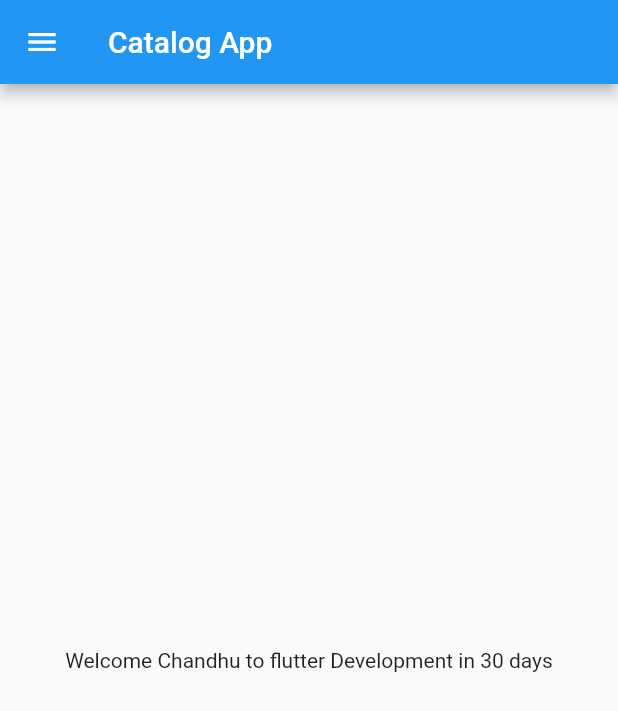
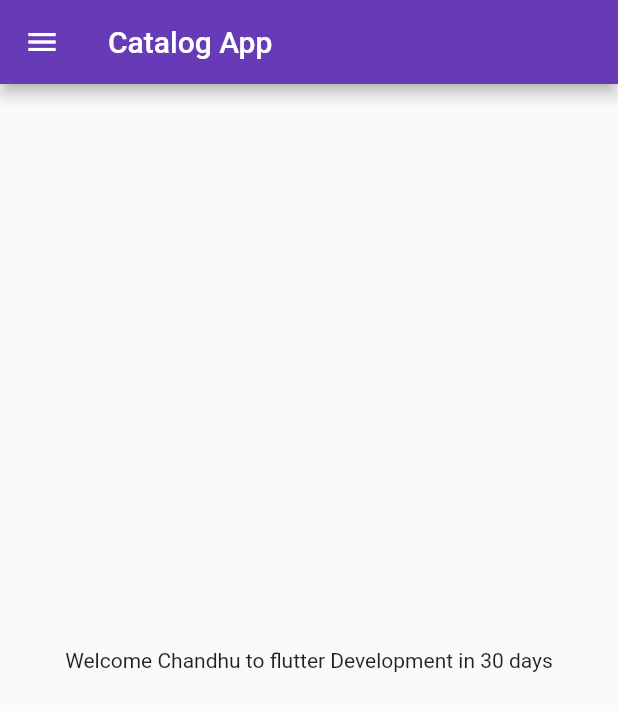
Before and after one commit to SaiChand440/learnFlutterIn30Days, a Flutter app: the screen it shows after launch, on a phone screen of 412 x 824 dp. Shown: the top 711 px of the screen. Run offline on Flutter 3.47's test engine with Material 2 defaults, Android fonts, the phone set to English and light mode, and no system bars.

Commit message:
Day 3 completed

```diff
--- a/lib/main.dart
+++ b/lib/main.dart
@@ -1,5 +1,6 @@
 import 'package:flutter/material.dart';
-import 'package:flutter_catalog/home_page.dart';
+import 'package:flutter_catalog/pages/home_page.dart';
+import 'package:flutter_catalog/pages/login_page.dart';
 
 void main() {
   runApp(MyApp());
@@ -8,10 +9,20 @@ void main() {
 class MyApp extends StatelessWidget {
   @override
   Widget build(BuildContext context) {
-
-
     return MaterialApp(
-      home: HomePage(),
+      themeMode: ThemeMode.light,
+      theme: ThemeData(
+        primarySwatch: Colors.deepPurple
+      ),
+      darkTheme: ThemeData(
+        brightness: Brightness.dark
+      ),
+      initialRoute: "/home",
+      routes: {
+        "/" : (context) => LoginPage(),
+        "/home" : (context) => HomePage(),
+        "/login" : (context) => LoginPage()
+      },
     );
   }
 }
```
Also changed, not shown: lib/pages/login_page.dart (added, +17 -0 lines), lib/pages/home_page.dart (renamed from lib/home_page.dart).
